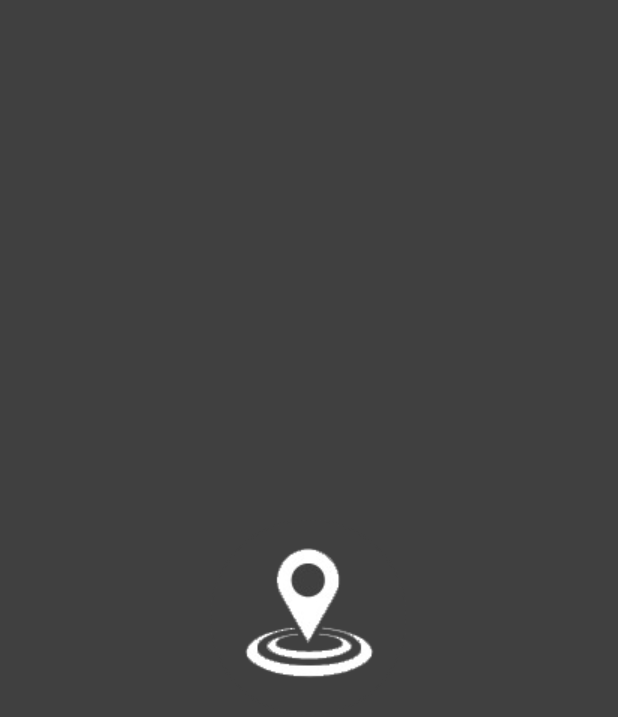
After one commit to mobileCarto/javaProject, an Android app: the SplashScreenActivity screen opened directly, with no data from a screen before it, on a phone screen of 412 x 824 dp. The commit adds this screen. Shown: the top 717 px of the screen. Run offline under Robolectric (Android 15) with nearby library versions, the phone set to English and light mode, and no system bars; 1 statement that could not run was skipped.

Commit message:
Splash launcher

```diff
--- a/app/src/main/java/com/tudresden/mobilecartoapp/MapFragment.java
+++ b/app/src/main/java/com/tudresden/mobilecartoapp/MapFragment.java
@@ -109,7 +109,7 @@ public class MapFragment extends Fragment implements OnMapReadyCallback {
 
             mGoogleMap.addMarker(new MarkerOptions()
                     .position(new LatLng(lat, lng))
-                    .icon(BitmapDescriptorFactory.fromResource(R.drawable.marker_grey_02cm))
+                    .icon(BitmapDescriptorFactory.fromResource(R.drawable.marker_grey))
                     .alpha(0.5f));
         }
 
--- /dev/null
+++ b/app/src/main/java/com/tudresden/mobilecartoapp/SplashScreenActivity.java
@@ -0,0 +1,14 @@
+package com.tudresden.mobilecartoapp;
+
+import android.app.Activity;
+import android.content.Intent;
+import android.os.Bundle;
+
+public class SplashScreenActivity extends Activity {
+    @Override
+    protected void onCreate(Bundle savedInstanceState) {
+        super.onCreate(savedInstanceState);
+        startActivity(new Intent(SplashScreenActivity.this, MainActivity.class));
+        finish();
+    }
+}
--- /dev/null
+++ b/app/src/main/res/drawable/splash_screen_background.xml
@@ -0,0 +1,16 @@
+<?xml version="1.0" encoding="utf-8"?>
+<layer-list xmlns:android="http://schemas.android.com/apk/res/android"
+    android:layout_width="match_parent"
+    android:layout_height="match_parent"
+    android:opacity="opaque">
+
+    <item android:drawable="@color/colorPrimaryDark" />
+
+    <item>
+
+        <bitmap
+            android:gravity="center"
+            android:src="@drawable/logo_dark" />
+    </item>
+
+</layer-list>
--- a/app/src/main/res/layout/activity_main.xml
+++ b/app/src/main/res/layout/activity_main.xml
@@ -20,7 +20,6 @@
             android:layout_width="match_parent"
             android:layout_height="?attr/actionBarSize"
             android:background="@color/colorPrimaryDark"
-            android:elevation="4dp"
             android:theme="@style/ThemeOverlay.AppCompat.Dark.ActionBar"
             app:popupTheme="@style/ThemeOverlay.AppCompat.Light" />
 
--- a/app/src/main/res/values/styles.xml
+++ b/app/src/main/res/values/styles.xml
@@ -13,4 +13,7 @@
         <item name="windowNoTitle">true</item>
     </style>
 
-</resources>
+    <style name="SplashTheme" parent="Theme.AppCompat.NoActionBar">
+        <item name="android:windowBackground">@drawable/splash_screen_background</item>
+    </style>
+    </resources>
```
Also changed, not shown: app/src/main/AndroidManifest.xml (+7 -0 lines), app/src/main/res/drawable/fire.jpg (deleted), app/src/main/res/drawable/logo_dark.png (added), app/src/main/res/drawable/marker_grey.png (renamed from app/src/main/res/drawable/marker_grey_02cm.png).
